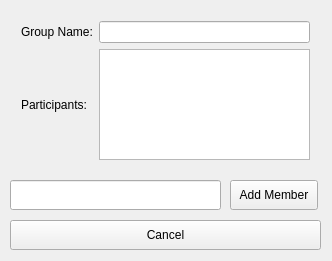
First picture: the form in edit_group.ui, repository allenh1/timefuse-client, before the edit.
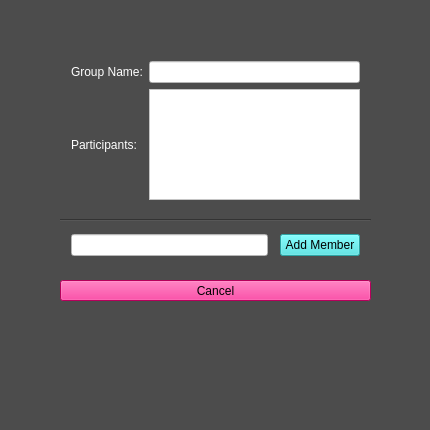
Second picture: the form after the edit.

Commit message:
added colors to the ui of account settings
Made our UI great again.

Diff of the .ui file:
```diff
--- a/edit_group.ui
+++ b/edit_group.ui
@@ -6,28 +6,40 @@
    <rect>
     <x>0</x>
     <y>0</y>
-    <width>332</width>
-    <height>261</height>
+    <width>430</width>
+    <height>430</height>
    </rect>
   </property>
   <property name="windowTitle">
    <string>Add Group</string>
   </property>
+  <property name="styleSheet">
+   <string notr="true">background-color: rgb(76, 76, 76);
+font: 12pt &quot;Courier&quot;;</string>
+  </property>
   <widget class="QWidget" name="gridLayoutWidget">
    <property name="geometry">
     <rect>
-     <x>10</x>
-     <y>10</y>
+     <x>60</x>
+     <y>50</y>
      <width>311</width>
      <height>161</height>
     </rect>
    </property>
    <layout class="QGridLayout" name="gridLayout">
     <item row="1" column="1">
-     <widget class="QLineEdit" name="group_name"/>
+     <widget class="QLineEdit" name="group_name">
+      <property name="styleSheet">
+       <string notr="true">background-color: rgb(255, 255, 255);</string>
+      </property>
+     </widget>
     </item>
     <item row="1" column="0">
      <widget class="QLabel" name="label">
+      <property name="styleSheet">
+       <string notr="true">color: rgb(255, 255, 255);
+font: 12pt &quot;Courier&quot;;</string>
+      </property>
       <property name="text">
        <string>Group Name:</string>
       </property>
@@ -35,50 +47,89 @@
     </item>
     <item row="2" column="0">
      <widget class="QLabel" name="label_2">
+      <property name="styleSheet">
+       <string notr="true">color: rgb(255, 255, 255);
+font: 12pt &quot;Courier&quot;;</string>
+      </property>
       <property name="text">
        <string>Participants:</string>
       </property>
      </widget>
     </item>
     <item row="2" column="1">
-     <widget class="QListWidget" name="member_list"/>
+     <widget class="QListWidget" name="member_list">
+      <property name="styleSheet">
+       <string notr="true">background-color: rgb(255, 255, 255);</string>
+      </property>
+     </widget>
     </item>
    </layout>
   </widget>
   <widget class="QPushButton" name="back_button">
    <property name="geometry">
     <rect>
-     <x>10</x>
-     <y>220</y>
+     <x>60</x>
+     <y>280</y>
      <width>311</width>
-     <height>30</height>
+     <height>21</height>
     </rect>
    </property>
+   <property name="styleSheet">
+    <string notr="true">font: 12pt &quot;Courier&quot;;
+background-color: rgb(255, 0, 128);</string>
+   </property>
    <property name="text">
     <string>Cancel</string>
    </property>
   </widget>
-  <widget class="QLineEdit" name="add_member_input">
+  <widget class="QWidget" name="horizontalLayoutWidget">
    <property name="geometry">
     <rect>
-     <x>10</x>
-     <y>180</y>
-     <width>211</width>
-     <height>30</height>
+     <x>60</x>
+     <y>220</y>
+     <width>311</width>
+     <height>51</height>
     </rect>
    </property>
+   <layout class="QHBoxLayout" name="horizontalLayout">
+    <item>
+     <widget class="QLineEdit" name="add_member_input">
+      <property name="styleSheet">
+       <string notr="true">background-color: rgb(255, 255, 255);</string>
+      </property>
+     </widget>
+    </item>
+    <item>
+     <widget class="Line" name="line">
+      <property name="orientation">
+       <enum>Qt::Horizontal</enum>
+      </property>
+     </widget>
+    </item>
+    <item>
+     <widget class="QPushButton" name="add_member">
+      <property name="styleSheet">
+       <string notr="true">font: 12pt &quot;Courier&quot;;
+background-color: rgb(61, 229, 229);</string>
+      </property>
+      <property name="text">
+       <string>Add Member</string>
+      </property>
+     </widget>
+    </item>
+   </layout>
   </widget>
-  <widget class="QPushButton" name="add_member">
+  <widget class="Line" name="line_2">
    <property name="geometry">
     <rect>
-     <x>230</x>
-     <y>180</y>
-     <width>88</width>
-     <height>30</height>
+     <x>60</x>
+     <y>210</y>
+     <width>311</width>
+     <height>20</height>
     </rect>
    </property>
-   <property name="text">
-    <string>Add Member</string>
+   <property name="orientation">
+    <enum>Qt::Horizontal</enum>
    </property>
   </widget>
  </widget>
```
The commit also changes 13 other files.
